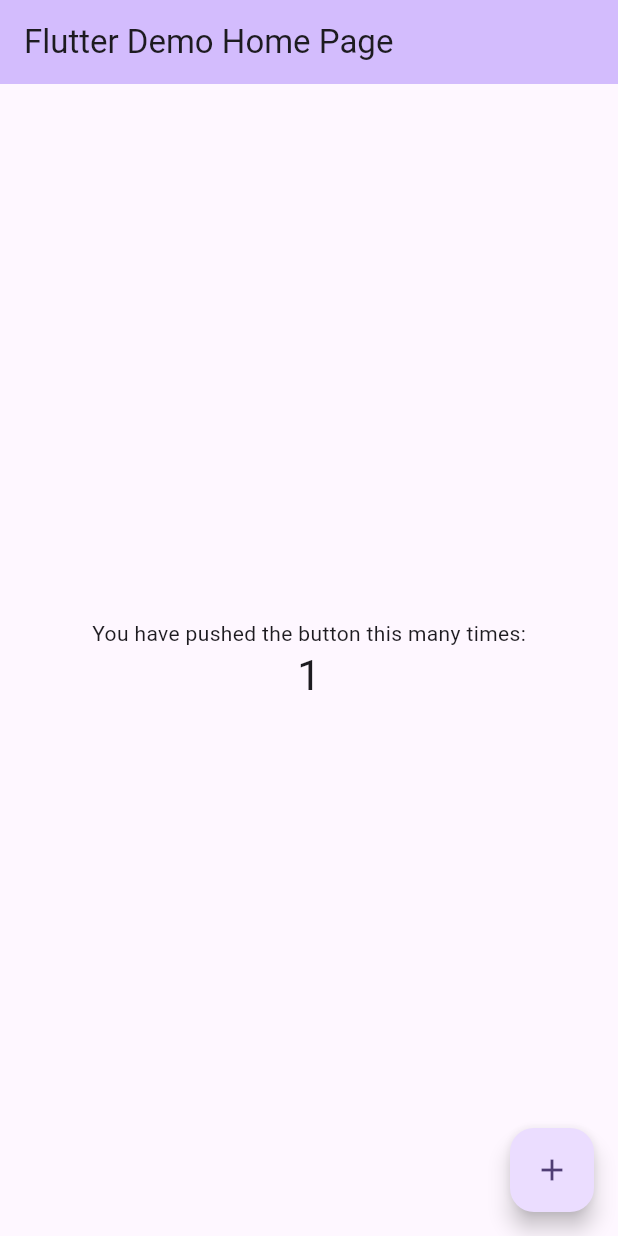
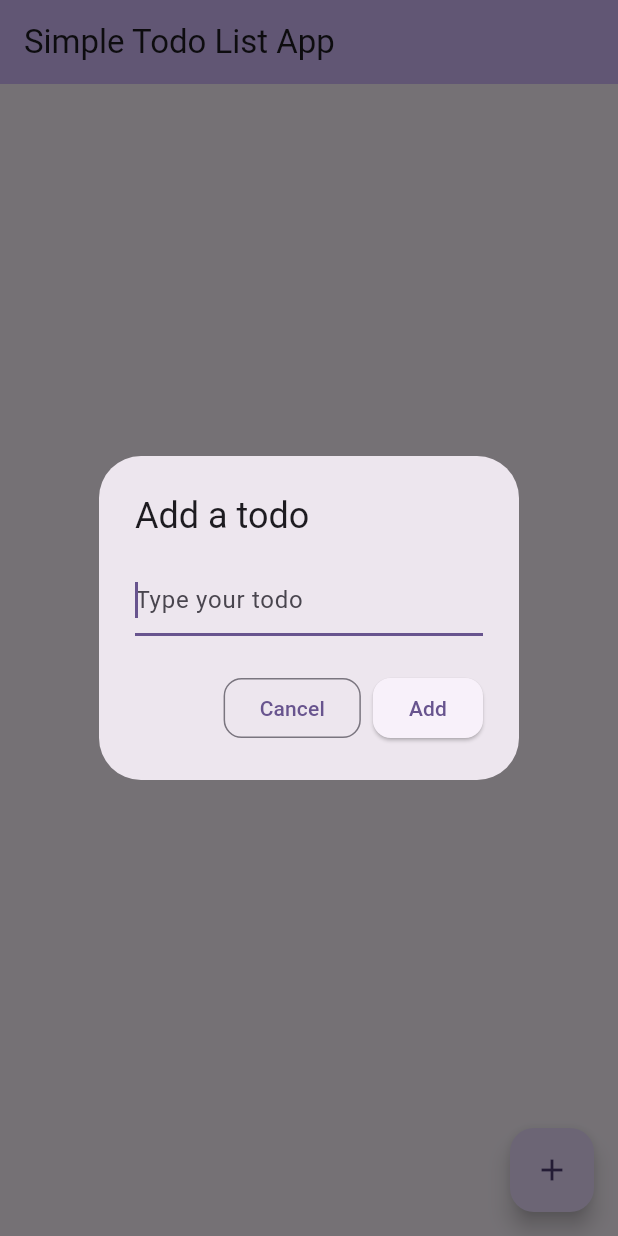
Before and after one commit to rifqifazzam/Simple_ToDo_App, a Flutter app: the screen it shows after launch, after a tap on the "add" icon, on a phone screen of 412 x 824 dp. Run offline on Flutter 3.47's test engine with Material 2 defaults, Android fonts, the phone set to English and light mode, and no system bars; our stand-ins replace shared_preferences.

```diff
--- a/lib/main.dart
+++ b/lib/main.dart
@@ -1,13 +1,13 @@
 import 'package:flutter/material.dart';
+import 'package:shared_preferences/shared_preferences.dart';
 
 void main() {
-  runApp(const MyApp());
+  runApp(const TodoApp());
 }
 
-class MyApp extends StatelessWidget {
-  const MyApp({super.key});
+class TodoApp extends StatelessWidget {
+  const TodoApp({Key? key}) : super(key: key);
 
-  // This widget is the root of your application.
   @override
   Widget build(BuildContext context) {
     return MaterialApp(
@@ -16,55 +16,204 @@ class MyApp extends StatelessWidget {
         colorScheme: ColorScheme.fromSeed(seedColor: Colors.deepPurple),
         useMaterial3: true,
       ),
-      home: const MyHomePage(title: 'Flutter Demo Home Page'),
+      home: const TodoList(
+        title: 'Simple Todo List App',
+      ),
     );
   }
 }
 
-class MyHomePage extends StatefulWidget {
-  const MyHomePage({super.key, required this.title});
+class TodoList extends StatefulWidget {
+  const TodoList({Key? key, required this.title}) : super(key: key);
 
   final String title;
 
   @override
-  State<MyHomePage> createState() => _MyHomePageState();
+  State<TodoList> createState() => _TodoListState();
 }
 
-class _MyHomePageState extends State<MyHomePage> {
-  int _counter = 0;
+class _TodoListState extends State<TodoList> {
+  final List<Todo> _todos = <Todo>[];
+  final TextEditingController _textFieldController = TextEditingController();
 
-  void _incrementCounter() {
+  void _addTodoItem(String name) {
+
     setState(() {
-      _counter++;
+      _todos.add(Todo( id:  DateTime.now().millisecondsSinceEpoch,name: name, completed: false));
     });
+    _textFieldController.clear();
+  }
+
+  void _handleTodoChange(Todo todo) {
+    setState(() {
+      todo.completed = !todo.completed;
+    });
+  }
+
+  void _deleteTodo(Todo todo) {
+    setState(() {
+
+      _todos.removeWhere((element) => element.id == todo.id);
+    });
+  }
+
+  Future<void> _displayDialog() async {
+    return showDialog<void>(
+      context: context,
+      builder: (BuildContext context) {
+        return AlertDialog(
+          title: const Text('Add a todo'),
+          content: TextField(
+            controller: _textFieldController,
+            decoration: const InputDecoration(hintText: 'Type your todo'),
+            autofocus: true,
+          ),
+          actions: <Widget>[
+            OutlinedButton(
+              style: OutlinedButton.styleFrom(
+                shape: RoundedRectangleBorder(
+                  borderRadius: BorderRadius.circular(12),
+                ),
+              ),
+              onPressed: () {
+                Navigator.of(context).pop();
+              },
+              child: const Text('Cancel'),
+            ),
+            ElevatedButton(
+              style: ElevatedButton.styleFrom(
+                shape: RoundedRectangleBorder(
+                  borderRadius: BorderRadius.circular(12),
+                ),
+              ),
+              onPressed: () {
+                Navigator.of(context).pop();
+                _addTodoItem(_textFieldController.text);
+              },
+              child: const Text('Add'),
+            ),
+          ],
+        );
+      },
+    );
   }
 
   @override
   Widget build(BuildContext context) {
+    Widget content;
+    if (_todos.isEmpty) {
+      content = Center(
+        child: Container(
+          margin: const EdgeInsets.symmetric(horizontal: 50),
+          child: Text(
+            'No todos exist. Please create one and track your work.',
+            style: TextStyle(fontSize: 16),
+            textAlign: TextAlign.center,
+          ),
+        ),
+      );
+    } else {
+      content = ListView(
+        padding: const EdgeInsets.symmetric(vertical: 8.0),
+        children: _todos.map((Todo todo) {
+          return TodoItem(
+              todo: todo,
+              onTodoChanged: _handleTodoChange,
+              removeTodo: _deleteTodo);
+        }).toList(),
+      );
+    }
+
     return Scaffold(
       appBar: AppBar(
         backgroundColor: Theme.of(context).colorScheme.inversePrimary,
         title: Text(widget.title),
       ),
-      body: Center(
-        child: Column(
-          mainAxisAlignment: MainAxisAlignment.center,
-          children: <Widget>[
-            const Text(
-              'You have pushed the button this many times:',
-            ),
-            Text(
-              '$_counter',
-              style: Theme.of(context).textTheme.headlineMedium,
-            ),
-          ],
-        ),
+      body: Container(
+        child: content,
       ),
       floatingActionButton: FloatingActionButton(
-        onPressed: _incrementCounter,
-        tooltip: 'Increment',
+        onPressed: _displayDialog,
+        tooltip: 'Add a new task',
         child: const Icon(Icons.add),
       ),
     );
   }
 }
+
+class Todo {
+  // add id
+  int id = 0;
+  String name;
+  bool completed;
+  Todo({required this.id, required this.name, required this.completed});
+}
+
+class TodoItem extends StatelessWidget {
+  TodoItem(
+      {required this.todo,
+      required this.onTodoChanged,
+      required this.removeTodo})
+      : super(key: ObjectKey(todo));
+
+  final Todo todo;
+  final void Function(Todo todo) onTodoChanged;
+  final void Function(Todo todo) removeTodo;
+
+  TextStyle? _getTextStyle(bool checked) {
+    if (!checked) return null;
+
+    return const TextStyle(
+      color: Colors.black54,
+      decoration: TextDecoration.lineThrough,
+    );
+  }
+
+  @override
+  Widget build(BuildContext context) {
+    return Container(
+      margin: const EdgeInsets.symmetric(horizontal: 8.0, vertical: 7.0),
+      decoration: BoxDecoration(
+        borderRadius: BorderRadius.circular(12),
+        boxShadow: [
+          BoxShadow(
+            color: Color.fromARGB(255, 237, 197, 255).withOpacity(0.5),
+            offset: const Offset(0, 3),
+          ),
+        ],
+      ),
+      child: ListTile(
+        onTap: () {
+          onTodoChanged(todo);
+        },
+        leading: Checkbox(
+          checkColor: const Color.fromARGB(255, 255, 255, 255),
+          activeColor: const Color.fromARGB(255, 67, 255, 92),
+          value: todo.completed,
+          onChanged: (value) {
+            onTodoChanged(todo);
+          },
+        ),
+        title: Row(children: <Widget>[
+          Expanded(
+            child: Text(
+              todo.name,
+              style: _getTextStyle(todo.completed),
+            ),
+          ),
+          IconButton(
+            iconSize: 30,
+            icon: const Icon(
+              Icons.delete,
+              color: Colors.red,
+            ),
+            alignment: Alignment.centerRight,
+            onPressed: () {
+              removeTodo(todo);
+            },
+          ),
+        ]),
+      ),
+    );
+  }
+}
--- a/pubspec.yaml
+++ b/pubspec.yaml
@@ -35,6 +35,7 @@ dependencies:
   # The following adds the Cupertino Icons font to your application.
   # Use with the CupertinoIcons class for iOS style icons.
   cupertino_icons: ^1.0.2
+  shared_preferences: ^2.2.0
 
 dev_dependencies:
   flutter_test:
```
Also changed, not shown: pubspec.lock, 2 other files.
